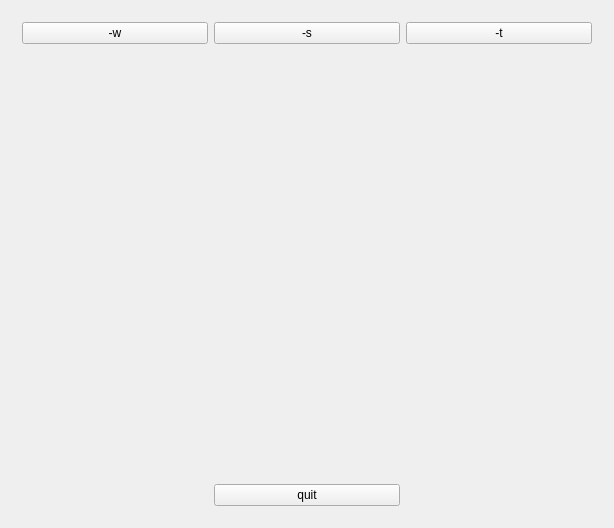
The window that src/gui/bin_game_mvc/mainwindow.ui (zer0main/bin_game_mvc) describes before a commit, drawn with Qt 5.
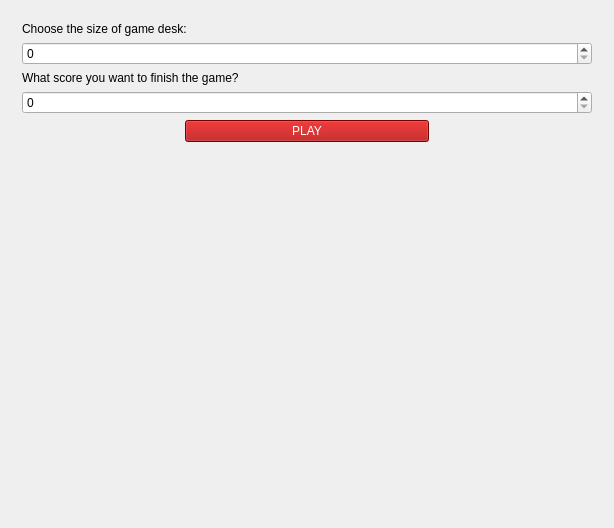
The same window after the commit. The open tabs and pages were chosen to show the change.

What changed in the file:
```diff
--- a/src/gui/bin_game_mvc/mainwindow.ui
+++ b/src/gui/bin_game_mvc/mainwindow.ui
@@ -274,6 +274,94 @@
         </item>
         <item row="7" column="0">
          <spacer name="verticalSpacer_4">
+          <property name="orientation">
+           <enum>Qt::Vertical</enum>
+          </property>
+          <property name="sizeHint" stdset="0">
+           <size>
+            <width>20</width>
+            <height>40</height>
+           </size>
+          </property>
+         </spacer>
+        </item>
+        <item row="2" column="0">
+         <widget class="QLabel" name="label_2">
+          <property name="text">
+           <string>Choose the size of game desk: </string>
+          </property>
+         </widget>
+        </item>
+       </layout>
+      </widget>
+      <widget class="QWidget" name="winInputpage">
+       <layout class="QGridLayout" name="gridLayout_6">
+        <item row="4" column="0">
+         <layout class="QHBoxLayout" name="horizontalLayout_3" stretch="2,3,2">
+          <item>
+           <spacer name="horizontalSpacer_7">
+            <property name="orientation">
+             <enum>Qt::Horizontal</enum>
+            </property>
+            <property name="sizeHint" stdset="0">
+             <size>
+              <width>0</width>
+              <height>0</height>
+             </size>
+            </property>
+           </spacer>
+          </item>
+          <item>
+           <widget class="QPushButton" name="playButton3">
+            <property name="cursor">
+             <cursorShape>PointingHandCursor</cursorShape>
+            </property>
+            <property name="styleSheet">
+             <string notr="true">background-color: rgb(170, 0, 0);
+color: rgb(255, 255, 255);</string>
+            </property>
+            <property name="text">
+             <string>PLAY</string>
+            </property>
+           </widget>
+          </item>
+          <item>
+           <spacer name="horizontalSpacer_8">
+            <property name="orientation">
+             <enum>Qt::Horizontal</enum>
+            </property>
+            <property name="sizeHint" stdset="0">
+             <size>
+              <width>0</width>
+              <height>0</height>
+             </size>
+            </property>
+           </spacer>
+          </item>
+         </layout>
+        </item>
+        <item row="0" column="0">
+         <widget class="QLabel" name="label_4">
+          <property name="text">
+           <string>Choose the size of game desk: </string>
+          </property>
+         </widget>
+        </item>
+        <item row="2" column="0">
+         <widget class="QLabel" name="label_5">
+          <property name="text">
+           <string>What score you want to finish the game?</string>
+          </property>
+         </widget>
+        </item>
+        <item row="1" column="0">
+         <widget class="QSpinBox" name="spinBox_4"/>
+        </item>
+        <item row="3" column="0">
+         <widget class="QSpinBox" name="spinBox_5"/>
+        </item>
+        <item row="5" column="0">
+         <spacer name="verticalSpacer_5">
           <property name="orientation">
            <enum>Qt::Vertical</enum>
           </property>
```
Left out of the diff: 7 changed lines with no effect on the pictures.
